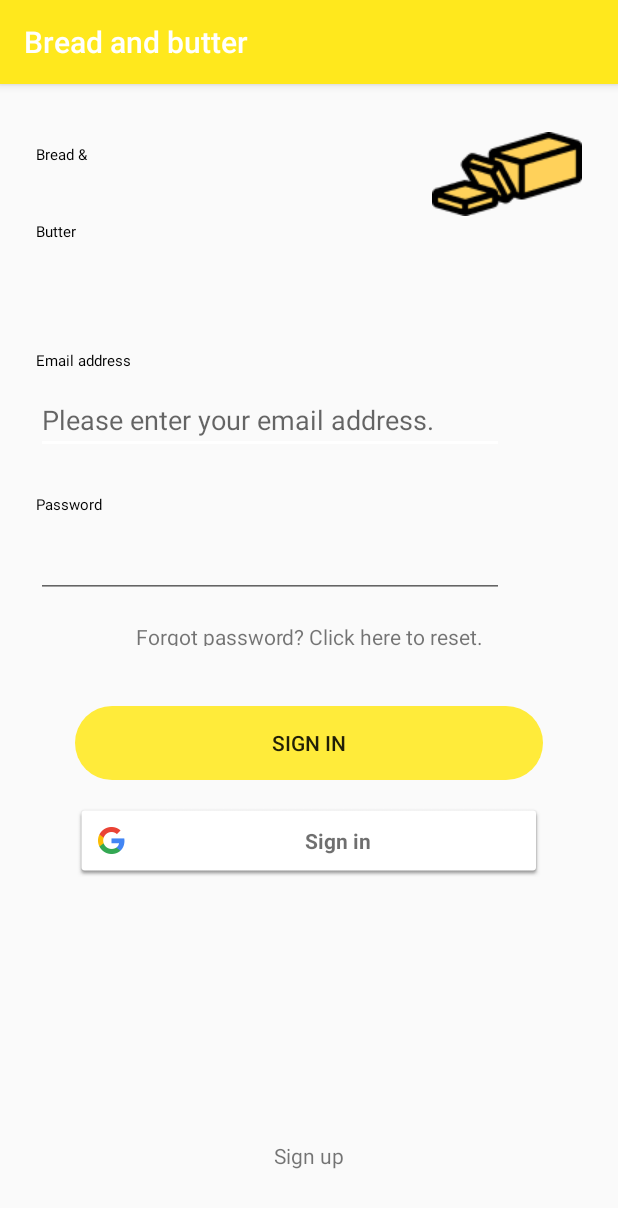
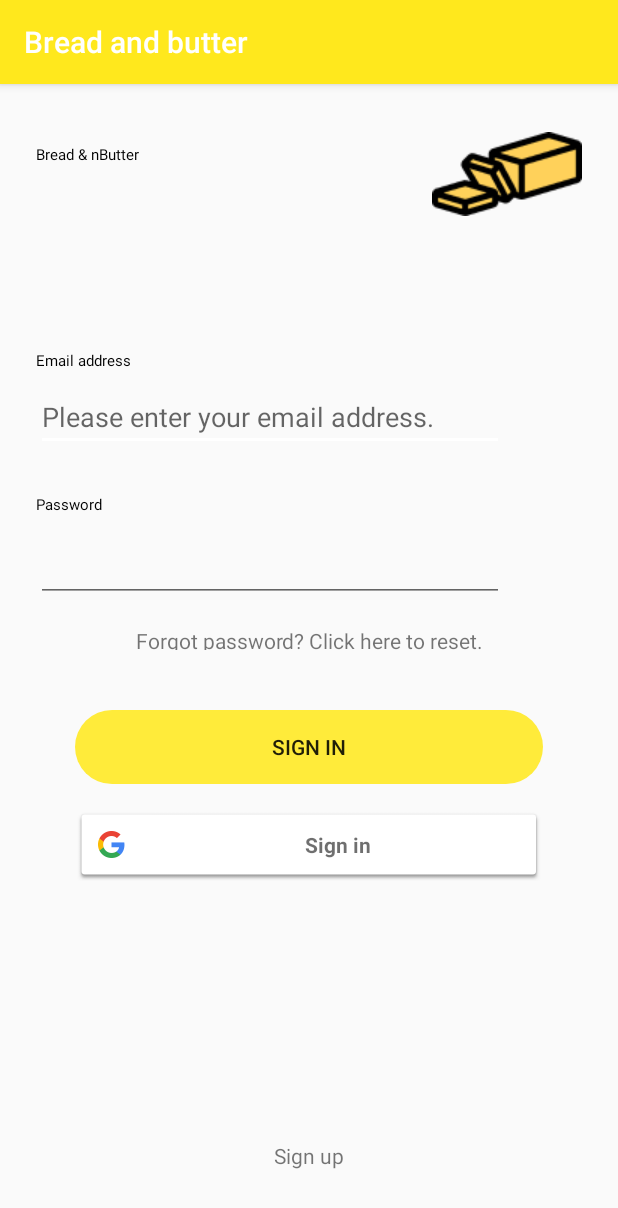
Before and after one commit to haileyhra/BNB2, an Android app: the screen it shows after launch (MainActivity), on a phone screen of 412 x 824 dp. Shown: the top 1208 px of the screen. Run offline under Robolectric (Android 15) with nearby library versions, the phone set to English and light mode, and no system bars; our stand-ins replace Firebase (no records; nobody signed in at launch, a user with empty details on screens opened directly).

Commit message:
Version3.1

```diff
--- a/app/src/main/res/layout/activity_main.xml
+++ b/app/src/main/res/layout/activity_main.xml
@@ -9,7 +9,7 @@
     tools:context=".MainActivity">
 
 
-    <!-- Bread & -->
+    <!-- Title -->
     <TextView
         android:id="@+id/bread"
         android:layout_width="154dp"
@@ -19,26 +19,12 @@
         android:layout_marginLeft="24dp"
         android:layout_marginTop="24dp"
         android:gravity="center_vertical"
-        android:text= "Bread &amp;"
-        android:textAppearance="@style/title"
+        android:text= "Bread &amp; n\Butter"
+        android:textAppearance="@style/heading01"
         app:layout_constraintEnd_toEndOf="parent"
         app:layout_constraintHorizontal_bias="0.0"
         app:layout_constraintStart_toStartOf="parent"
         app:layout_constraintTop_toTopOf="parent" />
-
-    <!-- Butter -->
-    <TextView
-        android:id="@+id/butter"
-        android:layout_width="wrap_content"
-        android:layout_height="41dp"
-        android:layout_marginStart="24dp"
-        android:layout_marginLeft="24dp"
-        android:layout_marginTop="8dp"
-        android:gravity="center_vertical"
-        android:text="Butter"
-        android:textAppearance="@style/butter"
-        app:layout_constraintStart_toStartOf="parent"
-        app:layout_constraintTop_toBottomOf="@+id/bread" />
 
     <!-- Logo -->
     <ImageView
@@ -56,13 +42,13 @@
     <TextView
         android:id="@+id/email_addre"
         android:layout_width="116dp"
-        android:layout_height="16dp"
+        android:layout_height="wrap_content"
         android:layout_marginStart="24dp"
         android:layout_marginLeft="24dp"
         android:layout_marginTop="177dp"
         android:gravity="top"
         android:text="Email address"
-        android:textAppearance="@style/email_addre"
+        android:textAppearance="@style/body01"
         app:layout_constraintStart_toStartOf="parent"
         app:layout_constraintTop_toTopOf="parent" />
 
@@ -74,6 +60,7 @@
         android:layout_marginLeft="24dp"
         android:layout_marginTop="8dp"
         android:hint="Please enter your email address."
+        android:inputType="text"
         android:textColor="#1B2631"
         app:layout_constraintStart_toStartOf="parent"
         app:layout_constraintTop_toBottomOf="@+id/email_addre" />
@@ -81,24 +68,25 @@
     <TextView
         android:id="@+id/password"
         android:layout_width="116dp"
-        android:layout_height="16dp"
+        android:layout_height="wrap_content"
         android:layout_marginStart="24dp"
         android:layout_marginLeft="24dp"
         android:layout_marginTop="273dp"
         android:gravity="top"
         android:text="Password"
-        android:textAppearance="@style/email_addre"
+        android:textAppearance="@style/body01"
         app:layout_constraintStart_toStartOf="parent"
         app:layout_constraintTop_toTopOf="parent" />
 
     <EditText
-        android:id="@+id/etID2"
+        android:id="@+id/etpw"
         android:layout_width="312dp"
-        android:layout_height="wrap_content"
+        android:layout_height="50dp"
         android:layout_marginStart="24dp"
         android:layout_marginLeft="24dp"
         android:layout_marginTop="8dp"
         android:textColor="#1B2631"
+        android:inputType="textPassword"
         app:layout_constraintStart_toStartOf="parent"
         app:layout_constraintTop_toBottomOf="@+id/password" />
 
@@ -111,7 +99,7 @@
         android:text="Forgot password? Click here to reset."
         app:layout_constraintEnd_toEndOf="parent"
         app:layout_constraintStart_toStartOf="parent"
-        app:layout_constraintTop_toBottomOf="@+id/etID2" />
+        app:layout_constraintTop_toBottomOf="@+id/etpw" />
 
     <Button
         android:id="@+id/signin"
```
